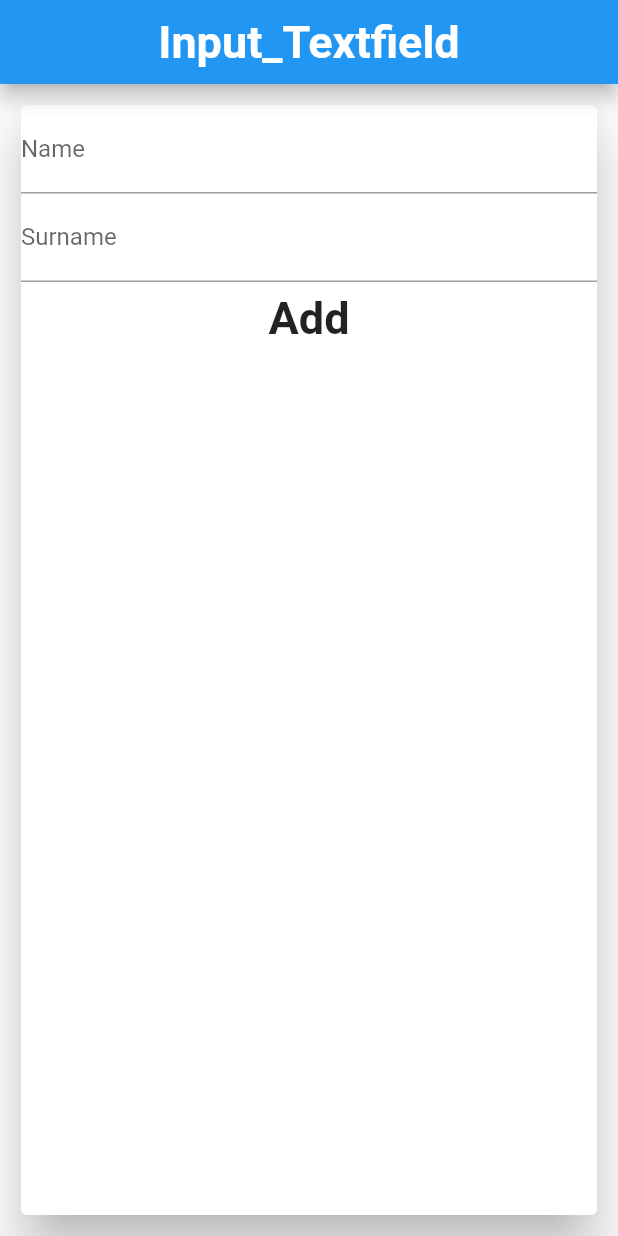
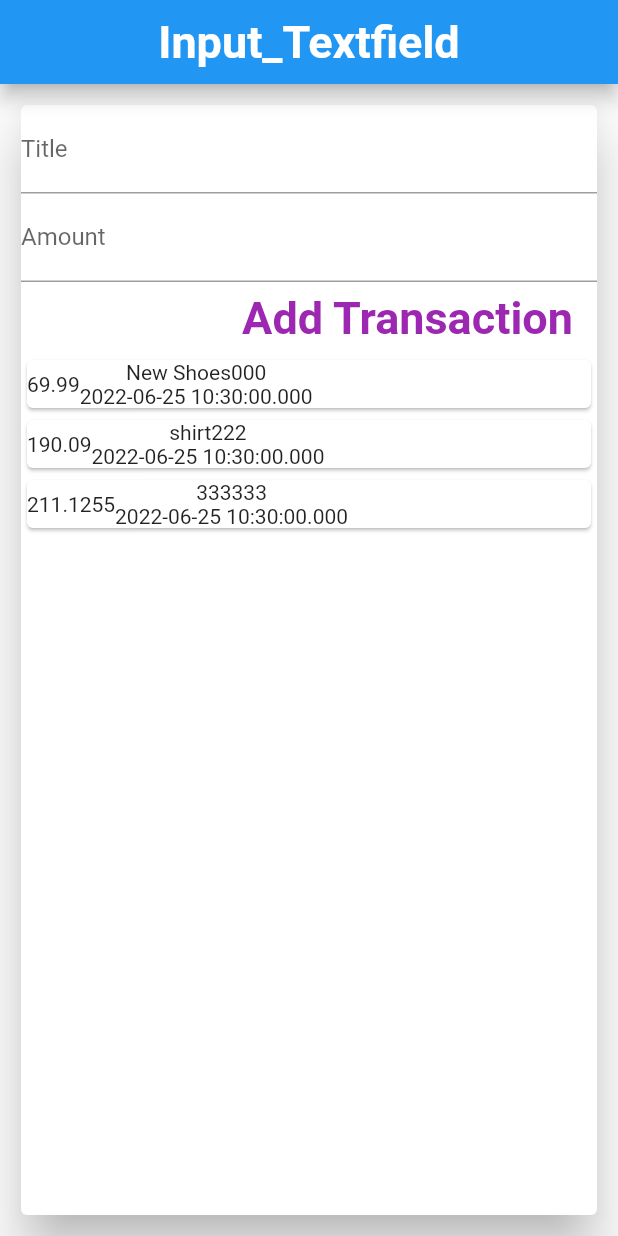
Before and after one commit to ponganan/input_textfield, a Flutter app: the screen it shows after launch, on a phone screen of 412 x 824 dp. Run offline on Flutter 3.47's test engine with Material 2 defaults, Android fonts, the phone set to English and light mode, and no system bars.

Commit message:
add transaction for list widget

```diff
--- a/lib/main.dart
+++ b/lib/main.dart
@@ -1,4 +1,5 @@
 import 'package:flutter/material.dart';
+import './transaction.dart';
 
 void main() {
   runApp(InputTF());
@@ -12,6 +13,29 @@ class InputTF extends StatefulWidget {
 }
 
 class _InputTFState extends State<InputTF> {
+  final titleController = TextEditingController();
+  final amountController = TextEditingController();
+  final List<Transaction> transaction = [
+    Transaction(
+      id: 't1',
+      title: 'New Shoes000',
+      amount: 69.99,
+      date: DateTime.now(),
+    ),
+    Transaction(
+      id: 't2',
+      title: 'shirt222',
+      amount: 190.09,
+      date: DateTime.now(),
+    ),
+    Transaction(
+      id: 't3',
+      title: '333333',
+      amount: 211.1255,
+      date: DateTime.now(),
+    ),
+  ];
+
   @override
   Widget build(BuildContext context) {
     return MaterialApp(
@@ -32,27 +56,59 @@ class _InputTFState extends State<InputTF> {
           child: Card(
             elevation: 15,
             child: Column(
+              crossAxisAlignment: CrossAxisAlignment.end,
               children: [
                 TextField(
                   decoration: InputDecoration(
-                    labelText: ('Name'),
+                    labelText: ('Title'),
                   ),
+                  controller: titleController,
                 ),
                 TextField(
                   decoration: InputDecoration(
-                    labelText: ('Surname'),
+                    labelText: ('Amount'),
                   ),
+                  controller: amountController,
                 ),
                 FlatButton(
-                  onPressed: () {},
+                  onPressed: () {
+                    print(titleController.text);
+                    print(amountController.text);
+                  },
                   child: Text(
-                    'Add',
+                    'Add Transaction',
                     style: TextStyle(
                       fontSize: 30,
                       fontWeight: FontWeight.bold,
+                      color: Colors.purple,
                     ),
                   ),
-                )
+                ),
+                Column(
+                  children: transaction.map((tx) {
+                    return Card(
+                      child: Row(
+                        children: <Widget>[
+                          Container(
+                            child: Text(tx.amount.toString()),
+                          ),
+                          Column(
+                            children: <Widget>[
+                              //****** new Dart version have to use this syntax
+                              // example
+                              // Text(tx.title),
+                              // new syntax
+                              // Text(tx.title ?? ''), // for accept null safety
+                              //******
+                              Text(tx.title ?? ''),
+                              Text(tx.date.toString()),
+                            ],
+                          )
+                        ],
+                      ),
+                    );
+                  }).toList(),
+                ),
               ],
             ),
           ),
--- /dev/null
+++ b/lib/transaction.dart
@@ -0,0 +1,17 @@
+import 'package:flutter/foundation.dart';
+
+class Transaction {
+  // *** new Dart latest dart version now supports sound null safety.
+  // use ? to accept nullable can keep @required or remove it
+  String? id;
+  String? title = "";
+  double? amount;
+  DateTime? date;
+  Transaction({
+    //@required this.id,
+    this.id,
+    @required this.title,
+    this.amount,
+    this.date,
+  });
+}
```
